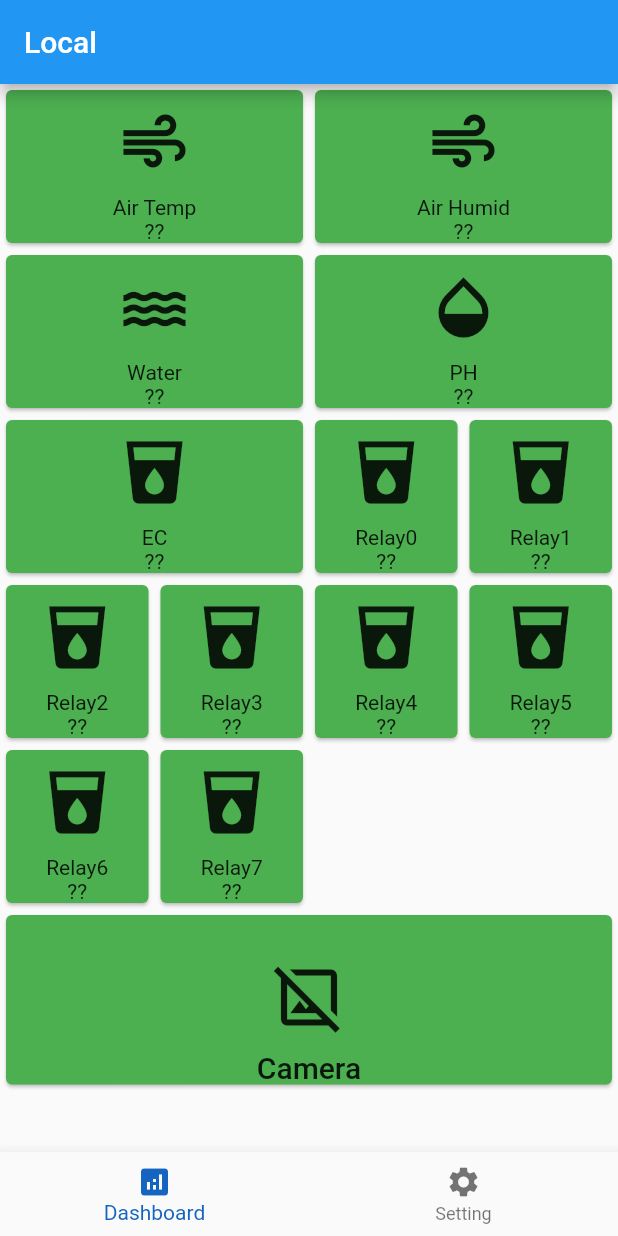
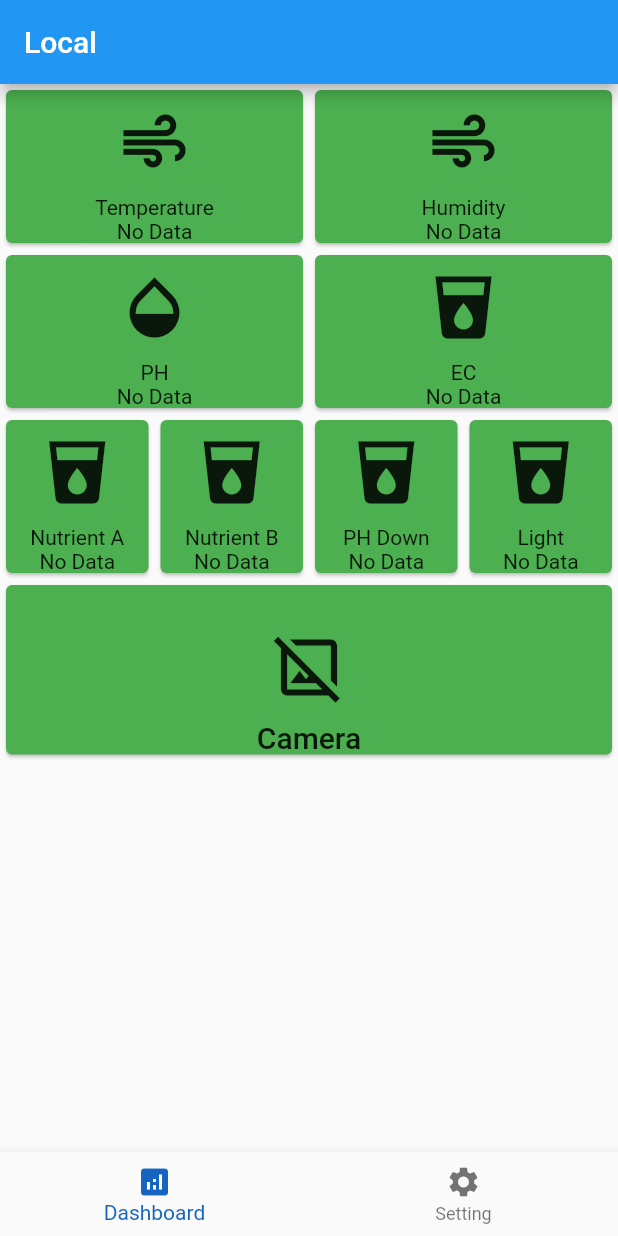
Before and after one commit to stupidwolfy/flutter_hydroponic_iot_ui, a Flutter app: the screen it shows after launch, after a tap on "Local Mode", on a phone screen of 412 x 824 dp. Run offline on Flutter 3.47's test engine with Material 2 defaults, Android fonts, the light colour scheme and no system bars; our stand-ins replace firebase_auth, firebase_core, firebase_database, font_awesome_flutter, google_sign_in, responsive_grid and 2 more; accounts and stored records are empty; network calls fail.

Commit message:
/(dashboard) fix devices name

```diff
--- a/lib/tabs/dashboard_tab.dart
+++ b/lib/tabs/dashboard_tab.dart
@@ -42,7 +42,7 @@ class _DashBoardTabState extends State<DashBoardTab> {
         xs: 6,
         child: DeviceCard(
           icon: Icons.air,
-          name: "Air Temp",
+          name: "Temperature",
           path: "sensor/temp",
           address: deviceAddress,
           port: devicePort,
@@ -59,7 +59,7 @@ class _DashBoardTabState extends State<DashBoardTab> {
         xs: 6,
         child: DeviceCard(
           icon: Icons.air,
-          name: "Air Humid",
+          name: "Humidity",
           path: "sensor/temp",
           address: deviceAddress,
           port: devicePort,
@@ -68,23 +68,6 @@ class _DashBoardTabState extends State<DashBoardTab> {
           dataList: const ["temp", "humid"],
           dataSuffixList: const ["°C", "%"],
           firebaseDBDataName: "humid",
-          firebaseDBPath: 'device',
-        )),
-    ResponsiveGridCol(
-        md: 3,
-        sm: 3,
-        xs: 6,
-        child: DeviceCard(
-          icon: Icons.water,
-          name: "Water",
-          path: "sensor/water_temp",
-          address: deviceAddress,
-          port: devicePort,
-          autoUpdate: autoUpdate,
-          autoUpdateTime: autoUpdateTime,
-          dataList: const ["temp"],
-          dataSuffixList: const ["°C"],
-          firebaseDBDataName: "water-temp",
           firebaseDBPath: 'device',
         )),
     ResponsiveGridCol(
@@ -127,7 +110,7 @@ class _DashBoardTabState extends State<DashBoardTab> {
         xs: 3,
         child: DeviceCard(
           icon: Icons.local_drink,
-          name: "Relay0",
+          name: "Nutrient A",
           path: "relay/0",
           address: deviceAddress,
           port: devicePort,
@@ -144,7 +127,7 @@ class _DashBoardTabState extends State<DashBoardTab> {
         xs: 3,
         child: DeviceCard(
           icon: Icons.local_drink,
-          name: "Relay1",
+          name: "Nutrient B",
           path: "relay/1",
           address: deviceAddress,
           port: devicePort,
@@ -161,7 +144,7 @@ class _DashBoardTabState extends State<DashBoardTab> {
         xs: 3,
         child: DeviceCard(
           icon: Icons.local_drink,
-          name: "Relay2",
+          name: "PH Down",
           path: "relay/2",
           address: deviceAddress,
           port: devicePort,
@@ -178,7 +161,7 @@ class _DashBoardTabState extends State<DashBoardTab> {
         xs: 3,
         child: DeviceCard(
           icon: Icons.local_drink,
-          name: "Relay3",
+          name: "Light",
           path: "relay/3",
           address: deviceAddress,
           port: devicePort,
@@ -187,74 +170,6 @@ class _DashBoardTabState extends State<DashBoardTab> {
           dataList: const ["relay"],
           dataSuffixList: const [""],
           firebaseDBDataName: "relay-3",
-          firebaseDBPath: 'device',
-        )),
-    ResponsiveGridCol(
-        md: 2,
-        sm: 2,
-        xs: 3,
-        child: DeviceCard(
-          icon: Icons.local_drink,
-          name: "Relay4",
-          path: "relay/4",
-          address: deviceAddress,
-          port: devicePort,
-          autoUpdate: autoUpdate,
-          autoUpdateTime: autoUpdateTime,
-          dataList: const ["relay"],
-          dataSuffixList: const [""],
-          firebaseDBDataName: "relay-4",
-          firebaseDBPath: 'device',
-        )),
-    ResponsiveGridCol(
-        md: 2,
-        sm: 2,
-        xs: 3,
-        child: DeviceCard(
-          icon: Icons.local_drink,
-          name: "Relay5",
-          path: "relay/5",
-          address: deviceAddress,
-          port: devicePort,
-          autoUpdate: autoUpdate,
-          autoUpdateTime: autoUpdateTime,
-          dataList: const ["relay"],
-          dataSuffixList: const [""],
-          firebaseDBDataName: "relay-5",
-          firebaseDBPath: 'device',
-        )),
-    ResponsiveGridCol(
-        md: 2,
-        sm: 2,
-        xs: 3,
-        child: DeviceCard(
-          icon: Icons.local_drink,
-          name: "Relay6",
-          path: "relay/6",
-          address: deviceAddress,
-          port: devicePort,
-          autoUpdate: autoUpdate,
-          autoUpdateTime: autoUpdateTime,
-          dataList: const ["relay"],
-          dataSuffixList: const [""],
-          firebaseDBDataName: "relay-6",
-          firebaseDBPath: 'device',
-        )),
-    ResponsiveGridCol(
-        md: 2,
-        sm: 2,
-        xs: 3,
-        child: DeviceCard(
-          icon: Icons.local_drink,
-          name: "Relay7",
-          path: "relay/7",
-          address: deviceAddress,
-          port: devicePort,
-          autoUpdate: autoUpdate,
-          autoUpdateTime: autoUpdateTime,
-          dataList: const ["relay"],
-          dataSuffixList: const [""],
-          firebaseDBDataName: "relay-7",
           firebaseDBPath: 'device',
         )),
     ResponsiveGridCol(
@@ -383,10 +298,12 @@ class _DeviceCardState extends State<DeviceCard> {
     deviceDataRef.child(widget.firebaseDBDataName).onValue.listen((event) {
       dynamic dataValue = event.snapshot.value;
       setState(() {
-        if (dataValue == null) {
-          firebaseData = "??";
-        } else if (dataValue.runtimeType == int && dataValue <= 1) {
-          firebaseData = dataValue == 0 ? "OFF" : "ON";
+        if (dataValue == null || dataValue == -1) {
+          firebaseData = "No Data";
+        } else if (dataValue.runtimeType == bool) {
+          firebaseData = dataValue == true ? "ON" : "OFF";
+        } else if (dataValue.runtimeType == double) {
+          firebaseData = dataValue.toStringAsFixed(2);
         } else {
           firebaseData = dataValue;
         }
@@ -487,7 +404,7 @@ class _DeviceCardState extends State<DeviceCard> {
               Icon(widget.icon, size: 50),
               const SizedBox(height: 10),
               Text(widget.name),
-              Text(firebaseData),
+              Text(firebaseData.toString()),
             ] else ...[
               const SizedBox(height: 30),
               Center(
```
